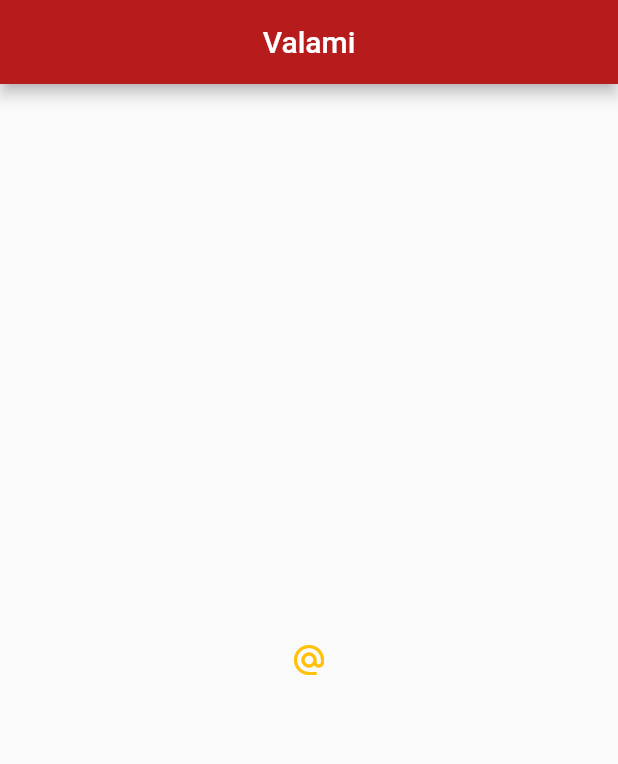
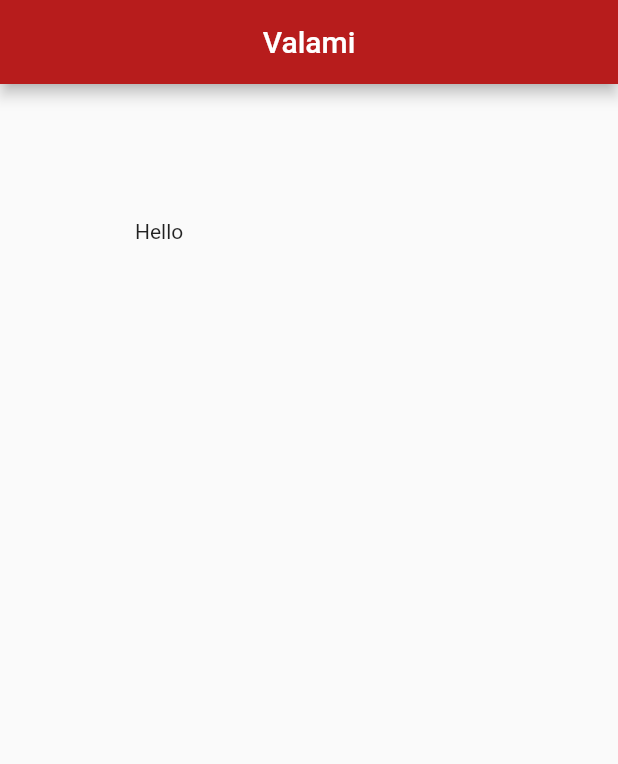
Before and after one commit to leventenyiro/Flutter_Basics, a Flutter app: the screen it shows after launch, on a phone screen of 412 x 824 dp. Shown: the top 764 px of the screen. Run offline on Flutter 3.47's test engine with Material 2 defaults, Android fonts, the phone set to English and light mode, and no system bars.

Commit message:
containers & padding

```diff
--- a/lib/main.dart
+++ b/lib/main.dart
@@ -14,22 +14,17 @@ class Home extends StatelessWidget {
         centerTitle: true,
         backgroundColor: Colors.red[900],
       ),
-      body: Center(
-        child: IconButton(
-          onPressed: () {
-            print("You clicked");
-          },
-          icon: Icon(Icons.alternate_email),
-          color: Colors.amber,
-        )
-        /*child: RaisedButton.icon(
-          onPressed: () {},
-          icon: Icon(
-            Icons.email
-          ),
-          label: Text("Email"),
-          color: Colors.amber,
-        ),*/
+      body: /*Container(
+        //padding: EdgeInsets.all(20.0),
+        //padding: EdgeInsets.symmetric(horizontal: 30.0, vertical: 10.0),
+        padding: EdgeInsets.fromLTRB(5.0, 10.0, 15.0, 20.0),
+        margin: EdgeInsets.all(30.0),
+        color: Colors.grey[400],
+        child: Text("Hello"),
+      ),*/
+      Padding(
+        padding: EdgeInsets.all(90.0),
+        child: Text("Hello"),
       ),
       floatingActionButton: FloatingActionButton(
         onPressed: () {},
```
